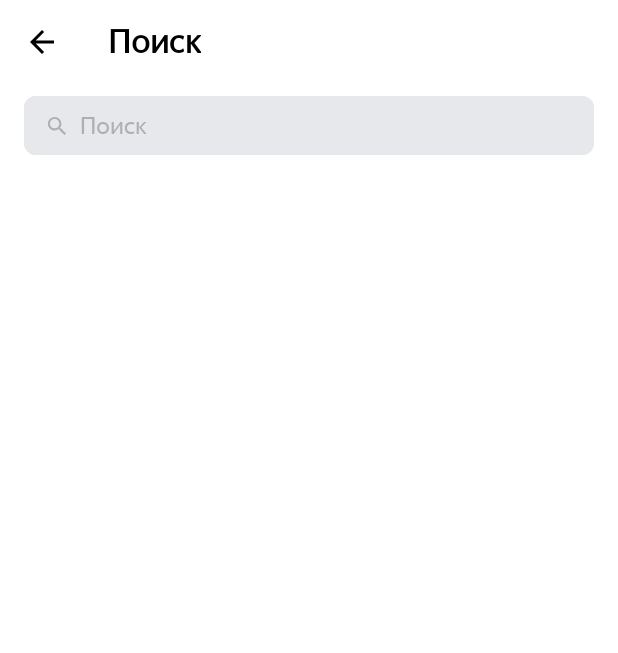
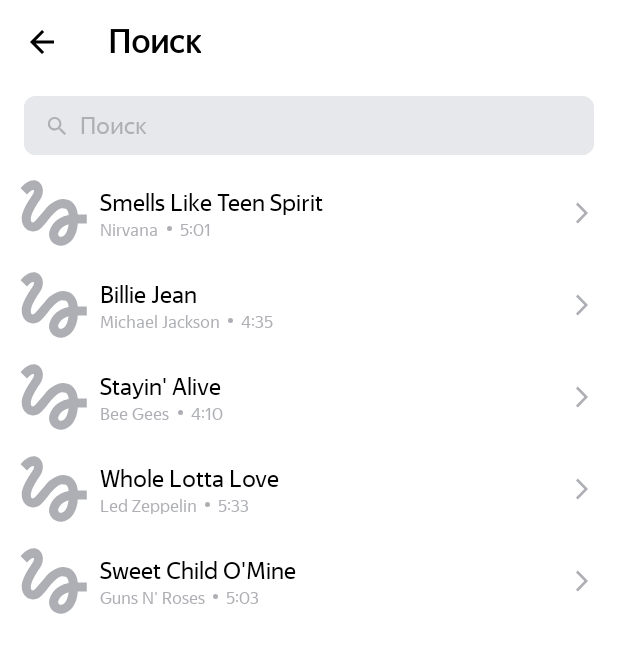
Before and after one commit to kawunus/PlaylistMaker, an Android app: the FindActivity screen opened directly, with no data from a screen before it, on a phone screen of 412 x 824 dp. Shown: the top 653 px of the screen. Run offline under Robolectric (Android 15) with nearby library versions, the phone set to English and light mode, and no system bars; pictures from the network do not load.

Commit message:
реализован RecycleView в activity_find.xml, создан шаблон трека, в них добавлена поддержка темной темы, добавлена библиотека Glide, а так же подгрузка обложки трека из интернета

```diff
--- a/app/build.gradle.kts
+++ b/app/build.gradle.kts
@@ -41,7 +41,9 @@ dependencies {
     implementation("androidx.appcompat:appcompat:1.6.1")
     implementation("com.google.android.material:material:1.12.0")
     implementation("androidx.constraintlayout:constraintlayout:2.1.4")
+    implementation("androidx.activity:activity:1.9.0")
     testImplementation("junit:junit:4.13.2")
     androidTestImplementation("androidx.test.ext:junit:1.1.5")
     androidTestImplementation("androidx.test.espresso:espresso-core:3.5.1")
+    implementation("com.github.bumptech.glide:glide:4.16.0")
 }
--- a/app/src/main/AndroidManifest.xml
+++ b/app/src/main/AndroidManifest.xml
@@ -2,6 +2,7 @@
 <manifest xmlns:android="http://schemas.android.com/apk/res/android"
     xmlns:tools="http://schemas.android.com/tools">
 
+    <uses-permission android:name="android.permission.INTERNET" />
     <application
         android:allowBackup="true"
         android:dataExtractionRules="@xml/data_extraction_rules"
@@ -12,6 +13,9 @@
         android:supportsRtl="true"
         android:theme="@style/Base.Theme.PlaylistMaker"
         tools:targetApi="31">
+        <activity
+            android:name=".TrackView"
+            android:exported="false" />
         <activity
             android:name=".SettingsActivity"
             android:exported="false" />
--- a/app/src/main/java/com/example/playlistmaker/FindActivity.kt
+++ b/app/src/main/java/com/example/playlistmaker/FindActivity.kt
@@ -10,6 +10,7 @@ import android.widget.EditText
 import android.widget.ImageView
 import android.widget.Toolbar
 import androidx.appcompat.app.AppCompatActivity
+import androidx.recyclerview.widget.RecyclerView
 
 class FindActivity : AppCompatActivity() {
 
@@ -26,7 +27,7 @@ class FindActivity : AppCompatActivity() {
         }
 
 
-        editText = findViewById<EditText>(R.id.editText)
+        editText = findViewById(R.id.editText)
         val editTextWatcher = object : TextWatcher {
             override fun beforeTextChanged(s: CharSequence?, start: Int, count: Int, after: Int) {
 
@@ -49,8 +50,36 @@ class FindActivity : AppCompatActivity() {
             editText.clearFocus()
             hideKeyboard()
         }
-
-
+        val recyclerView = findViewById<RecyclerView>(R.id.recyclerView)
+        val trackList: ArrayList<Track> = arrayListOf(
+            Track(
+                "Smells Like Teen Spirit",
+                "Nirvana",
+                "5:01",
+                "https://is5-ssl.mzstatic.com/image/thumb/Music115/v4/7b/58/c2/7b58c21a-2b51-2bb2-e59a-9bb9b96ad8c3/00602567924166.rgb.jpg/100x100bb.jpg"
+            ), Track(
+                "Billie Jean",
+                "Michael Jackson",
+                "4:35",
+                "https://is5-ssl.mzstatic.com/image/thumb/Music125/v4/3d/9d/38/3d9d3811-71f0-3a0e-1ada-3004e56ff852/827969428726.jpg/100x100bb.jpg"
+            ), Track(
+                "Stayin' Alive",
+                "Bee Gees",
+                "4:10",
+                "https://is4-ssl.mzstatic.com/image/thumb/Music115/v4/1f/80/1f/1f801fc1-8c0f-ea3e-d3e5-387c6619619e/16UMGIM86640.rgb.jpg/100x100bb.jpg"
+            ), Track(
+                "Whole Lotta Love",
+                "Led Zeppelin",
+                "5:33",
+                "https://is2-ssl.mzstatic.com/image/thumb/Music62/v4/7e/17/e3/7e17e33f-2efa-2a36-e916-7f808576cf6b/mzm.fyigqcbs.jpg/100x100bb.jpg"
+            ), Track(
+                "Sweet Child O'Mine",
+                "Guns N' Roses",
+                "5:03",
+                "https://is5-ssl.mzstatic.com/image/thumb/Music125/v4/a0/4d/c4/a04dc484-03cc-02aa-fa82-5334fcb4bc16/18UMGIM24878.rgb.jpg/100x100bb.jpg"
+            )
+        )
+        recyclerView.adapter = TrackAdapter(trackList)
     }
 
     private fun clearButtonVisibility(s: CharSequence?): Int {
--- /dev/null
+++ b/app/src/main/java/com/example/playlistmaker/Track.kt
@@ -0,0 +1,8 @@
+package com.example.playlistmaker
+
+data class Track(
+    val trackName: String,
+    val artistName: String,
+    val trackTime: String,
+    val artworkUrl100: String
+)
--- /dev/null
+++ b/app/src/main/java/com/example/playlistmaker/TrackAdapter.kt
@@ -0,0 +1,19 @@
+package com.example.playlistmaker
+
+import android.view.LayoutInflater
+import android.view.ViewGroup
+import androidx.recyclerview.widget.RecyclerView
+
+class TrackAdapter(private val trackList: ArrayList<Track>) :
+    RecyclerView.Adapter<TrackViewHolder>() {
+    override fun onCreateViewHolder(parent: ViewGroup, viewType: Int): TrackViewHolder {
+        val view = LayoutInflater.from(parent.context).inflate(R.layout.track_view, parent, false)
+        return TrackViewHolder(view)
+    }
+
+    override fun onBindViewHolder(holder: TrackViewHolder, position: Int) {
+        holder.bind(trackList[position])
+    }
+
+    override fun getItemCount() = trackList.size
+}
--- /dev/null
+++ b/app/src/main/java/com/example/playlistmaker/TrackView.kt
@@ -0,0 +1,15 @@
+package com.example.playlistmaker
+
+import android.os.Bundle
+import androidx.activity.enableEdgeToEdge
+import androidx.appcompat.app.AppCompatActivity
+import androidx.core.view.ViewCompat
+import androidx.core.view.WindowInsetsCompat
+
+class TrackView : AppCompatActivity() {
+    override fun onCreate(savedInstanceState: Bundle?) {
+        super.onCreate(savedInstanceState)
+        enableEdgeToEdge()
+        setContentView(R.layout.track_view)
+    }
+}
--- /dev/null
+++ b/app/src/main/java/com/example/playlistmaker/TrackViewHolder.kt
@@ -0,0 +1,32 @@
+package com.example.playlistmaker
+
+import android.view.View
+import android.widget.ImageView
+import android.widget.TextView
+import androidx.recyclerview.widget.RecyclerView
+import com.bumptech.glide.Glide
+import com.bumptech.glide.load.resource.bitmap.RoundedCorners
+
+class TrackViewHolder(trackView: View) : RecyclerView.ViewHolder(trackView) {
+
+    private val artworkImageView: ImageView = trackView.findViewById(R.id.artworkImageView)
+    private val trackNameTextView: TextView = trackView.findViewById(R.id.trackNameTextView)
+    private val artistNameTextView: TextView = trackView.findViewById(R.id.artistNameTextView)
+    private val trackTimeTextView: TextView = trackView.findViewById(R.id.trackTimeTextView)
+
+    fun bind(model: Track) {
+        Glide.with(itemView)
+            .load(model.artworkUrl100)
+            .transform(RoundedCorners(2))
+            .placeholder(R.drawable.placeholder)
+            .into(artworkImageView)
+        trackNameTextView.text = getCurrentStrind(model.trackName)
+        artistNameTextView.text = getCurrentStrind(model.artistName)
+        trackTimeTextView.text = model.trackTime
+    }
+
+    private fun getCurrentStrind(string: String): String {
+        return if (string.length <= 33) string
+        else string.substring(0, 29) + "..."
+    }
+}
--- /dev/null
+++ b/app/src/main/res/drawable/ellipse_1.xml
@@ -0,0 +1,9 @@
+<vector xmlns:android="http://schemas.android.com/apk/res/android"
+    android:width="3dp"
+    android:height="3dp"
+    android:viewportWidth="3"
+    android:viewportHeight="3">
+  <path
+      android:pathData="M1.5,1.5m-1.5,0a1.5,1.5 0,1 1,3 0a1.5,1.5 0,1 1,-3 0"
+      android:fillColor="#AEAFB4"/>
+</vector>
--- /dev/null
+++ b/app/src/main/res/drawable/placeholder.xml
@@ -0,0 +1,9 @@
+<vector xmlns:android="http://schemas.android.com/apk/res/android"
+    android:width="35dp"
+    android:height="35dp"
+    android:viewportWidth="35"
+    android:viewportHeight="35">
+  <path
+      android:pathData="M3.606,7.919C4.919,6.588 6.231,5.387 6.813,5.631C7.75,6.006 6.813,7.563 6.25,8.481C5.781,9.269 0.888,15.775 0.888,20.313C0.888,22.712 1.788,24.7 3.4,25.9C4.806,26.95 6.663,27.269 8.35,26.763C10.356,26.181 12.006,24.138 14.087,21.569C16.356,18.775 19.394,15.119 21.737,15.119C24.794,15.119 24.831,17.013 25.038,18.475C17.95,19.675 14.95,25.356 14.95,28.544C14.95,31.731 17.65,34.338 20.969,34.338C24.025,34.338 29.013,31.844 29.763,22.9H34.375V18.212H29.744C29.462,15.119 27.7,10.337 22.188,10.337C17.969,10.337 14.35,13.919 12.925,15.663C11.837,17.031 9.063,20.313 8.631,20.763C8.163,21.325 7.356,22.337 6.55,22.337C5.706,22.337 5.2,20.781 5.875,18.737C6.531,16.694 8.5,13.375 9.344,12.137C10.806,10 11.781,8.538 11.781,5.988C11.781,1.919 8.706,0.625 7.075,0.625C4.6,0.625 2.444,2.5 1.975,2.969C1.3,3.644 0.738,4.206 0.325,4.713L3.606,7.919ZM21.025,29.781C20.444,29.781 19.638,29.294 19.638,28.431C19.638,27.306 21.006,24.306 25.019,23.256C24.456,28.3 22.337,29.781 21.025,29.781Z"
+      android:fillColor="#AEAFB4"/>
+</vector>
--- a/app/src/main/res/layout/activity_find.xml
+++ b/app/src/main/res/layout/activity_find.xml
@@ -1,5 +1,6 @@
 <?xml version="1.0" encoding="utf-8"?>
 <LinearLayout xmlns:android="http://schemas.android.com/apk/res/android"
+    xmlns:app="http://schemas.android.com/apk/res-auto"
     android:layout_width="match_parent"
     android:layout_height="match_parent"
     android:background="?attr/colorSecondary"
@@ -40,8 +41,8 @@
             android:paddingStart="14dp"
             android:textColor="@color/black"
             android:textColorHint="@color/editTextColor"
-            android:textSize="16sp"
-            android:textCursorDrawable="@drawable/edit_text_cursor"/>
+            android:textCursorDrawable="@drawable/edit_text_cursor"
+            android:textSize="16sp" />
 
 
         <ImageView
@@ -56,4 +57,10 @@
             android:visibility="gone" />
 
     </LinearLayout>
+
+    <androidx.recyclerview.widget.RecyclerView
+        android:id="@+id/recyclerView"
+        android:layout_width="match_parent"
+        android:layout_height="wrap_content"
+        app:layoutManager="androidx.recyclerview.widget.LinearLayoutManager" />
 </LinearLayout>
--- /dev/null
+++ b/app/src/main/res/layout/track_view.xml
@@ -0,0 +1,76 @@
+<?xml version="1.0" encoding="utf-8"?>
+<LinearLayout xmlns:android="http://schemas.android.com/apk/res/android"
+    android:layout_width="match_parent"
+    android:layout_height="wrap_content"
+    android:orientation="horizontal">
+
+    <ImageView
+        android:id="@+id/artworkImageView"
+        android:layout_width="45dp"
+        android:layout_height="45dp"
+        android:layout_marginVertical="8dp"
+        android:layout_marginStart="13dp"
+        android:layout_marginEnd="8dp"
+        android:src="@drawable/placeholder" />
+
+    <LinearLayout
+        android:layout_width="wrap_content"
+        android:layout_height="match_parent"
+        android:layout_weight="1"
+        android:orientation="vertical"
+        android:paddingVertical="14dp">
+
+        <TextView
+            android:id="@+id/trackNameTextView"
+            android:layout_width="match_parent"
+            android:layout_height="wrap_content"
+            android:fontFamily="@font/yandex_sans_display_regular"
+            android:text="@string/track_name_placeholder"
+            android:textColor="?attr/colorOnSecondary"
+            android:textSize="16dp" />
+
+        <LinearLayout
+            android:layout_width="match_parent"
+            android:layout_height="wrap_content"
+            android:layout_marginTop="1dp"
+            android:gravity="center_vertical"
+            android:orientation="horizontal">
+
+            <TextView
+                android:id="@+id/artistNameTextView"
+                android:layout_width="wrap_content"
+                android:layout_height="wrap_content"
+                android:fontFamily="@font/yandex_sans_display_regular"
+                android:text="@string/artist_name_placeholder"
+                android:textColor="@color/trackTextColor"
+                android:textSize="11dp" />
+
+            <ImageView
+                android:layout_width="wrap_content"
+                android:layout_height="wrap_content"
+                android:layout_marginHorizontal="5dp"
+                android:backgroundTint="@color/trackTextColor"
+                android:src="@drawable/ellipse_1" />
+
+            <TextView
+                android:id="@+id/trackTimeTextView"
+                android:layout_width="wrap_content"
+                android:layout_height="wrap_content"
+                android:fontFamily="@font/yandex_sans_display_regular"
+                android:text="@string/track_time_placeholder"
+                android:textColor="@color/trackTextColor"
+                android:textSize="11dp" />
+        </LinearLayout>
+
+    </LinearLayout>
+
+    <ImageView
+        android:layout_width="wrap_content"
+        android:layout_height="wrap_content"
+        android:layout_gravity="center_vertical"
+        android:layout_marginEnd="12dp"
+        android:backgroundTint="@color/trackTextColor"
+        android:src="@drawable/ic_arrow_forward" />
+
+
+</LinearLayout>
--- a/app/src/main/res/values-night/colors.xml
+++ b/app/src/main/res/values-night/colors.xml
@@ -4,4 +4,5 @@
     <color name="arrowColor">#FFFFFF</color>
     <color name="editTextBackgroundColor">#FFFFFF</color>
     <color name="editTextColor">#000000</color>
+    <color name="trackTextColor">#FFFFFF</color>
 </resources>
--- a/app/src/main/res/values/colors.xml
+++ b/app/src/main/res/values/colors.xml
@@ -13,4 +13,5 @@
     <color name="arrowColor">#000000</color>
     <color name="editTextBackgroundColor">#E6E8EB</color>
     <color name="editTextColor">#AEAFB4</color>
+    <color name="trackTextColor">#AEAFB4</color>
 </resources>
--- a/app/src/main/res/values/strings.xml
+++ b/app/src/main/res/values/strings.xml
@@ -14,4 +14,7 @@
     <string name="link_on_course">https://practicum.yandex.ru/android-developer/</string>
     <string name="link_to_agreement">https://yandex.ru/legal/practicum_offer/</string>
     <string name="dev_email">markovtsev.stas@yandex.by</string>
+    <string name="track_name_placeholder">Название песни</string>
+    <string name="artist_name_placeholder">Исполнитель</string>
+    <string name="track_time_placeholder">0:00</string>
 </resources>
```
Also changed, not shown: 89 other files.
